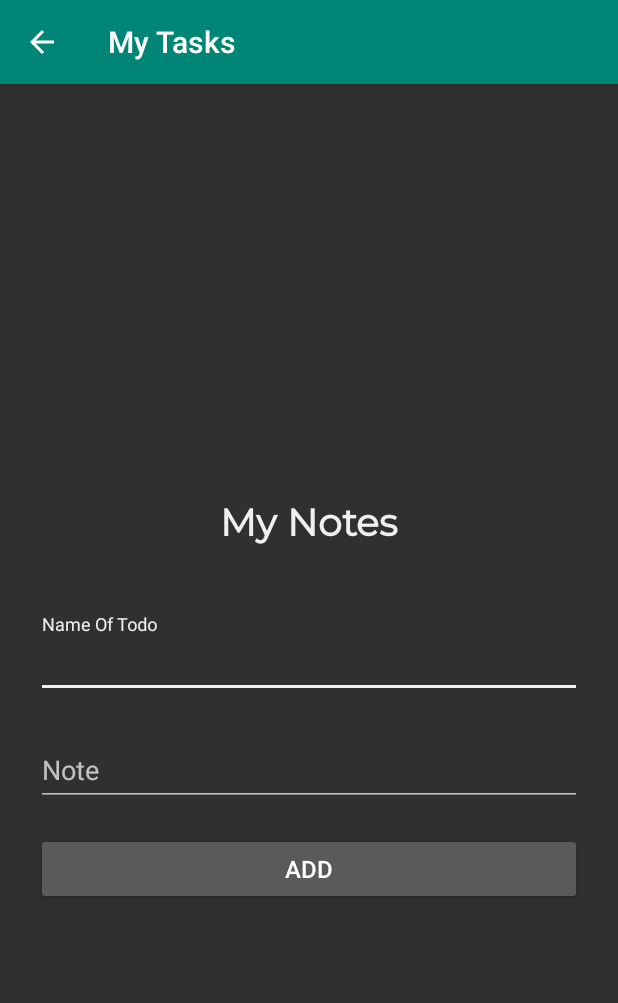
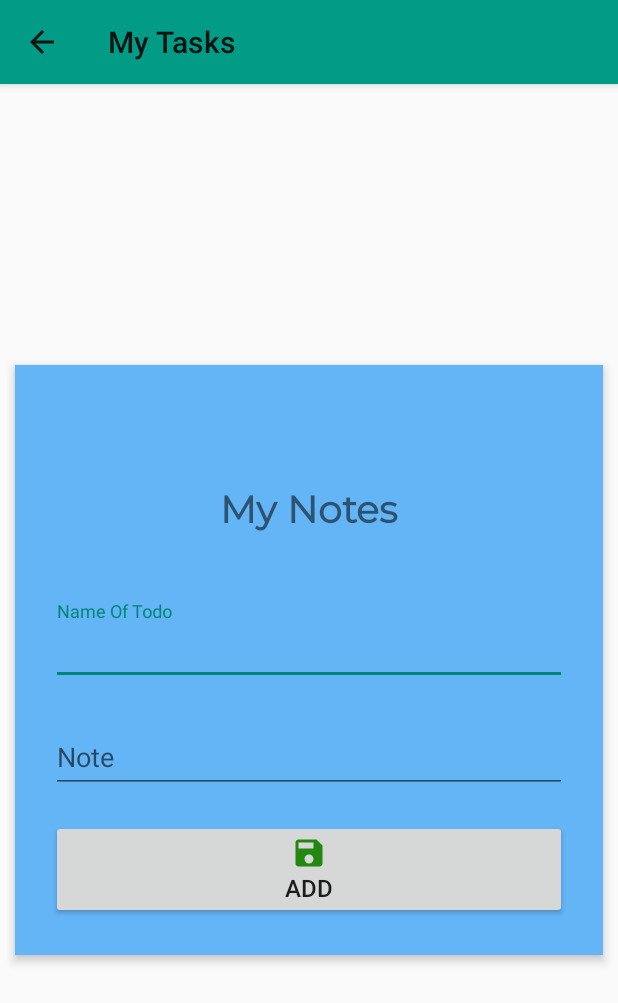
Before and after one commit to yogesh5466/My-Todo-App, an Android app: the screen it shows after launch (Addnote), after a tap on "ADD TODO", on a phone screen of 412 x 824 dp. Shown: the top 1003 px of the screen. Run offline under Robolectric (Android 15) with nearby library versions, the phone set to English and light mode, and no system bars; our stand-ins replace Room's generated code; libraries missing offline, so code that uses them is left out: in.codeshuffle.typewriterview; 5 statements that could not run were skipped.

Commit message:
Improved some UI.

```diff
--- a/MyTasks/app/build.gradle
+++ b/MyTasks/app/build.gradle
@@ -5,7 +5,7 @@ android {
     buildToolsVersion "29.0.2"
     defaultConfig {
         applicationId "com.example.mytasks"
-        minSdkVersion 16
+        minSdkVersion 21
         targetSdkVersion 29
         versionCode 1
         versionName "1.0"
--- a/MyTasks/app/src/main/java/com/example/mytasks/Activity/BaseActivity.java
+++ b/MyTasks/app/src/main/java/com/example/mytasks/Activity/BaseActivity.java
@@ -35,7 +35,7 @@ public class BaseActivity extends AppCompatActivity {
     protected void onCreate(@Nullable Bundle savedInstanceState) {
         super.onCreate(savedInstanceState);
         actionBar = getSupportActionBar();
-        AppCompatDelegate.setDefaultNightMode(AppCompatDelegate.MODE_NIGHT_YES);
+//        AppCompatDelegate.setDefaultNightMode(AppCompatDelegate.MODE_NIGHT_YES);
     }
 
     @Override
--- a/MyTasks/app/src/main/java/com/example/mytasks/Activity/StartActivity.java
+++ b/MyTasks/app/src/main/java/com/example/mytasks/Activity/StartActivity.java
@@ -8,6 +8,7 @@ import android.view.View;
 import android.widget.Button;
 import android.widget.CheckBox;
 import android.widget.FrameLayout;
+import android.widget.ImageView;
 import android.widget.LinearLayout;
 
 import androidx.annotation.Nullable;
@@ -38,12 +39,15 @@ public class StartActivity extends BaseActivity implements View.OnClickListener
     private LinearLayout linearLayout;
     private FrameLayout frameLayout;
     private StartActivityViewModel startActivityViewModel;
+    private ImageView imageView;
 
     @Override
     protected void onCreate(Bundle savedInstanceState) {
         super.onCreate(savedInstanceState);
         setContentView(R.layout.activity_main);
         add = findViewById(R.id.addnotes);
+        imageView = findViewById(R.id.imageview);
+        setimage();
         startActivityViewModel = ViewModelProviders.of(this).get(StartActivityViewModel.class);
         startActivityViewModel.getall().observe(this, new Observer<List<task>>() {
             @Override
@@ -191,4 +195,17 @@ public class StartActivity extends BaseActivity implements View.OnClickListener
         }
     }
 
+    private void setimage(){
+        Calendar c = Calendar.getInstance();
+        SimpleDateFormat sdf = new SimpleDateFormat("HH:mm");
+        String getCurrentTime = sdf.format(c.getTime());
+        if (getCurrentTime.compareTo("12:00") < 0) {
+            imageView.setImageDrawable(getDrawable(R.drawable.ic_sunset));
+        } else if (getCurrentTime.compareTo("18:00") < 0) {
+            imageView.setImageDrawable(getDrawable(R.drawable.ic_sunny));
+        } else {
+            imageView.setImageDrawable(getDrawable(R.drawable.ic_moon));
+        }
+    }
+
 }
--- /dev/null
+++ b/MyTasks/app/src/main/res/drawable/ic_baseline_save_24.xml
@@ -0,0 +1,5 @@
+<vector android:height="24dp" android:tint="#24870F"
+    android:viewportHeight="24" android:viewportWidth="24"
+    android:width="24dp" xmlns:android="http://schemas.android.com/apk/res/android">
+    <path android:fillColor="@android:color/background_dark" android:pathData="M17,3L5,3c-1.11,0 -2,0.9 -2,2v14c0,1.1 0.89,2 2,2h14c1.1,0 2,-0.9 2,-2L21,7l-4,-4zM12,19c-1.66,0 -3,-1.34 -3,-3s1.34,-3 3,-3 3,1.34 3,3 -1.34,3 -3,3zM15,9L5,9L5,5h10v4z"/>
+</vector>
--- /dev/null
+++ b/MyTasks/app/src/main/res/drawable/ic_moon.xml
@@ -0,0 +1,13 @@
+<vector xmlns:android="http://schemas.android.com/apk/res/android"
+    android:width="128dp"
+    android:height="128dp"
+    android:viewportWidth="100"
+    android:viewportHeight="100">
+  <path
+      android:pathData="M61.6,52.2c-14.6,0 -26.5,-11.6 -26.5,-25.8 0,-5.4 1.7,-10.4 4.6,-14.5 0.4,-0.6 -0.2,-1.4 -0.9,-1.1 -8.9,4.3 -15.3,13.1 -16.2,23.4C21.1,51.9 36.2,67 53.9,65.4c10.5,-0.9 19.3,-7.5 23.5,-16.6 0.3,-0.6 -0.4,-1.3 -1,-0.9 -4.3,2.7 -9.3,4.3 -14.8,4.3z"
+      android:fillColor="#F8B26A"
+      android:fillType="evenOdd"/>
+  <path
+      android:pathData="M92.5,75.6c0,4.5 -3.9,8.2 -8.6,8.2h-21c0.5,-1.4 0.9,-2.9 0.9,-4.5 0,-5.1 -3.1,-9.6 -7.7,-11.4 0.1,-0.8 0.2,-1.7 0.2,-2.5 0,-1.9 -0.3,-3.8 -1,-5.5 1.4,-1.1 3.2,-1.8 5.2,-1.8 0.9,0 1.7,0.1 2.4,0.4 2.1,-3.7 6.1,-6.2 10.8,-6.2 6.7,0 12.2,5.2 12.2,11.6 0,1.2 -0.2,2.4 -0.6,3.5 4.1,0.8 7.2,4.2 7.2,8.2zM53.2,69.7c0.4,-1.3 0.6,-2.7 0.6,-4.2 0,-1.2 -0.1,-2.3 -0.4,-3.4 -1.5,-6 -7,-10.5 -13.5,-10.5 -5.3,0 -9.9,3 -12.3,7.4 -0.9,-0.3 -1.8,-0.4 -2.8,-0.4 -5.1,0 -9.3,4.1 -9.3,9.3 0,0.6 0.1,1.3 0.2,1.9 -4.7,0.7 -8.3,4.8 -8.3,9.7 0,5.4 4.4,9.8 9.8,9.8h34.2c3.8,0 7.1,-2.2 8.8,-5.4 0.7,-1.3 1.1,-2.9 1.1,-4.5 0.1,-4.9 -3.5,-8.9 -8.1,-9.7z"
+      android:fillColor="#B5B5B5"/>
+</vector>
--- /dev/null
+++ b/MyTasks/app/src/main/res/drawable/ic_sunny.xml
@@ -0,0 +1,14 @@
+<vector xmlns:android="http://schemas.android.com/apk/res/android"
+    android:width="128dp"
+    android:height="128dp"
+    android:viewportWidth="100"
+    android:viewportHeight="100">
+  <path
+      android:pathData="M50.5,50m-34.5,0a34.5,34.5 0,1 1,69 0a34.5,34.5 0,1 1,-69 0"
+      android:fillColor="#FFDC6C"/>
+  <path
+      android:pathData="M38.3,74.8h-1.4c-2,0 -3.7,-1.5 -3.7,-3.5 0,0 0,0 0,0s0,0 0,0c0,-2 1.7,-3.5 3.7,-3.5h34.8c3.2,0 6,-2.5 6.1,-5.7 0.1,-3.3 -2.6,-6.1 -5.9,-6.1h-53,-0.1c-1.4,0 -2.8,0.5 -3.8,1.4 -1.3,1 -2.2,2.6 -2.2,4.4 -0.1,3.3 2.6,6.1 5.9,6.1H21.8c1.1,0 2.1,0.5 2.8,1.3 0.1,0.1 0.2,0.3 0.3,0.4 0.3,0.5 0.5,1.1 0.5,1.8 0,0 0,0 0,0s0,0 0,0c0,1.4 -0.5,2.6 -1.5,3.2 -0.4,0.2 -0.8,0.3 -1.3,0.3h-1.2c-3.2,0 -6,2.5 -6.1,5.7 -0.1,3.3 2.6,6.1 5.9,6.1h17c1.4,0 2.7,-0.5 3.8,-1.3 1.1,-0.9 2,-2.1 2.2,-3.6 0.1,-0.3 0.1,-0.6 0.1,-0.8 0,-3.5 -2.7,-6.2 -6,-6.2z"
+      android:strokeWidth="3"
+      android:fillColor="#E0E0E0"
+      android:strokeColor="#FFFFFF"/>
+</vector>
--- /dev/null
+++ b/MyTasks/app/src/main/res/drawable/ic_sunset.xml
@@ -0,0 +1,75 @@
+<vector xmlns:android="http://schemas.android.com/apk/res/android"
+    android:width="128dp"
+    android:height="128dp"
+    android:viewportWidth="100"
+    android:viewportHeight="100">
+  <path
+      android:pathData="M7.5,65.7h85"
+      android:strokeWidth="4.588"
+      android:fillColor="#00000000"
+      android:strokeColor="#F5E169"
+      android:strokeLineCap="round"/>
+  <path
+      android:pathData="M19.3,73.3h61.4"
+      android:strokeWidth="4.588"
+      android:fillColor="#00000000"
+      android:strokeColor="#F8B26A"
+      android:strokeLineCap="round"/>
+  <path
+      android:pathData="M26.4,80.8h47.2"
+      android:strokeWidth="4.588"
+      android:fillColor="#00000000"
+      android:strokeColor="#F47E60"
+      android:strokeLineCap="round"/>
+  <path
+      android:pathData="M40.6,88.4h18.8"
+      android:strokeWidth="4.588"
+      android:fillColor="#00000000"
+      android:strokeColor="#E15B64"
+      android:strokeLineCap="round"/>
+  <path
+      android:pathData="M70.3,49.4c0,-11.2 -9,-20.2 -20.2,-20.2S30,38.3 30,49.4c0,3.7 1,7.2 2.8,10.2h34.9c1.6,-3 2.6,-6.5 2.6,-10.2z"
+      android:fillColor="#FFDC6C"/>
+  <path
+      android:pathData="M50.1,11.6v11.2"
+      android:strokeWidth="4.588"
+      android:fillColor="#00000000"
+      android:strokeColor="#F8B26A"
+      android:strokeLineCap="round"/>
+  <path
+      android:pathData="M31.3,16.7l5.5,9.6"
+      android:strokeWidth="4.588"
+      android:fillColor="#00000000"
+      android:strokeColor="#F8B26A"
+      android:strokeLineCap="round"/>
+  <path
+      android:pathData="M17.4,30.5l9.7,5.6"
+      android:strokeWidth="4.588"
+      android:fillColor="#00000000"
+      android:strokeColor="#F8B26A"
+      android:strokeLineCap="round"/>
+  <path
+      android:pathData="M12.4,49.4h11.1"
+      android:strokeWidth="4.588"
+      android:fillColor="#00000000"
+      android:strokeColor="#F8B26A"
+      android:strokeLineCap="round"/>
+  <path
+      android:pathData="M87.9,49.4H76.8"
+      android:strokeWidth="4.588"
+      android:fillColor="#00000000"
+      android:strokeColor="#F8B26A"
+      android:strokeLineCap="round"/>
+  <path
+      android:pathData="M82.9,30.5l-9.7,5.6"
+      android:strokeWidth="4.588"
+      android:fillColor="#00000000"
+      android:strokeColor="#F8B26A"
+      android:strokeLineCap="round"/>
+  <path
+      android:pathData="M69,16.7l-5.5,9.6"
+      android:strokeWidth="4.588"
+      android:fillColor="#00000000"
+      android:strokeColor="#F8B26A"
+      android:strokeLineCap="round"/>
+</vector>
--- a/MyTasks/app/src/main/res/layout/add_edit_note.xml
+++ b/MyTasks/app/src/main/res/layout/add_edit_note.xml
@@ -1,6 +1,8 @@
 <?xml version="1.0" encoding="utf-8"?>
 <RelativeLayout xmlns:android="http://schemas.android.com/apk/res/android"
     android:layout_width="match_parent"
+    xmlns:app="http://schemas.android.com/apk/res-auto"
+    android:animateLayoutChanges="true"
     android:layout_height="match_parent">
 
     <ScrollView
@@ -12,6 +14,9 @@
             android:layout_width="match_parent"
             android:layout_height="wrap_content"
             android:layout_gravity="center"
+            android:layout_margin="10dp"
+            android:background="@color/md_blue_300"
+            android:elevation="4dp"
             android:orientation="vertical"
             android:paddingLeft="24dp"
             android:paddingTop="40dp"
@@ -28,7 +33,6 @@
                 android:gravity="center_horizontal"
                 android:text="My Notes"
                 android:textAlignment="center"
-                android:textColor="@color/whiteColor"
                 android:textSize="25dp"
                 android:textStyle="bold" />
 
@@ -44,8 +48,7 @@
                     android:layout_width="match_parent"
                     android:layout_height="wrap_content"
                     android:hint="Name Of Todo"
-                    android:inputType="none"
-                    android:textColorHint="@color/blackColor" />
+                    android:inputType="none" />
             </com.google.android.material.textfield.TextInputLayout>
 
             <com.google.android.material.textfield.TextInputLayout
@@ -59,8 +62,7 @@
                     android:layout_width="match_parent"
                     android:layout_height="wrap_content"
                     android:hint="Note"
-                    android:inputType="textPostalAddress"
-                    android:textColorHint="@color/blackColor" />
+                    android:inputType="textPostalAddress" />
             </com.google.android.material.textfield.TextInputLayout>
 
 
@@ -70,9 +72,11 @@
                 android:layout_height="wrap_content"
                 android:layout_marginTop="10dp"
                 android:layout_marginBottom="24dp"
+                android:drawableTop="@drawable/ic_baseline_save_24"
+                android:foreground="?android:attr/selectableItemBackground"
                 android:gravity="center"
                 android:text="ADD"
-                android:textSize="16dip" />
+                android:textSize="16sp" />
 
 
         </LinearLayout>
--- a/MyTasks/app/src/main/res/values/styles.xml
+++ b/MyTasks/app/src/main/res/values/styles.xml
@@ -1,12 +1,9 @@
 <resources>
 
     <!-- Base application theme. -->
-    <style name="AppTheme" parent="Theme.AppCompat.DayNight">
+    <style name="AppTheme" parent="Theme.AppCompat.Light">
         <!-- Customize your theme here. -->
-        <item name="colorPrimary">@color/colorPrimary</item>
+        <item name="colorPrimary">@color/default_link</item>
         <item name="colorPrimaryDark">@color/colorPrimaryDark</item>
-        <item name="colorAccent">@color/whiteColor</item>
-        <item name="android:textColorPrimary">@android:color/white</item>
     </style>
-
 </resources>
```
Also changed, not shown: MyTasks/app/src/main/res/layout/activity_main.xml (+29 -5 lines), MyTasks/app/src/main/res/layout/dialog_edit_delete.xml (+9 -3 lines), MyTasks/app/src/main/res/layout/task_layout.xml (+13 -7 lines).
